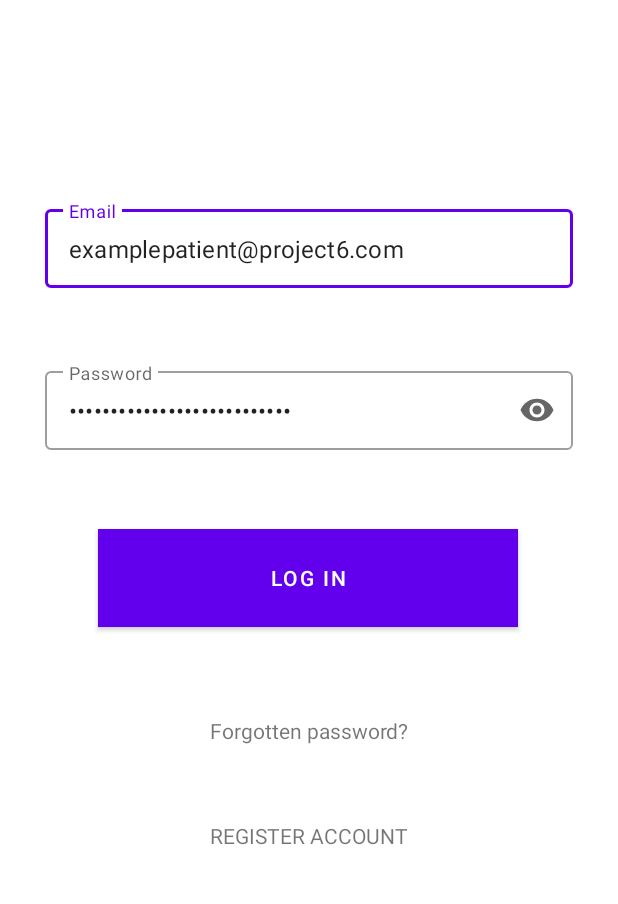
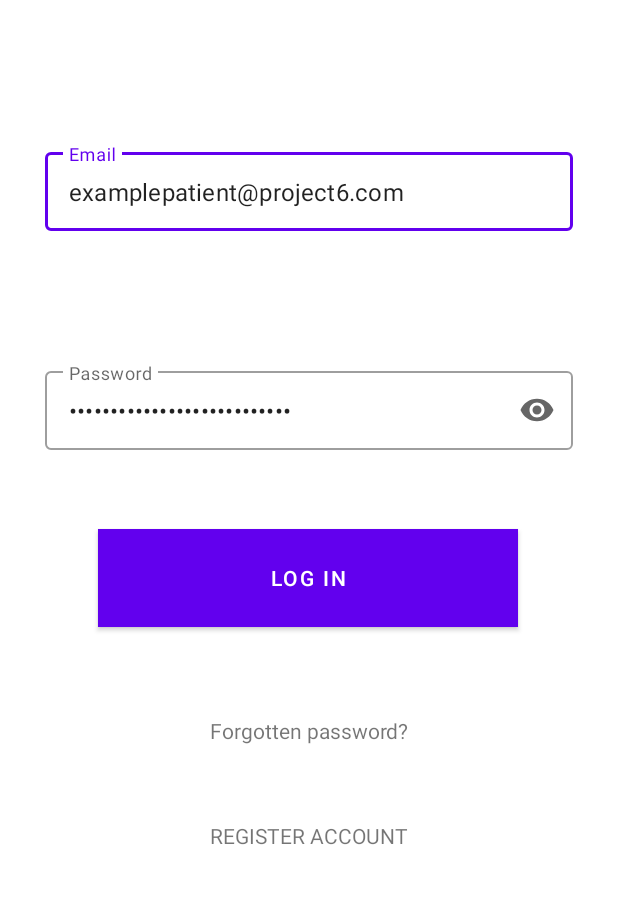
Before and after one commit to yuyangjerry/MobileApp3170, an Android app: the screen it shows after launch (LoginActivity), on a phone screen of 412 x 824 dp, the part 309-1213 px from its top. Run offline under Robolectric (Android 15) with nearby library versions, the phone set to English and light mode, and no system bars; our stand-ins replace Firebase (no records; nobody signed in at launch, a user with empty details on screens opened directly); Roboto replaces fonts that are not available here.

```diff
--- a/app/src/main/res/layout/activity_login.xml
+++ b/app/src/main/res/layout/activity_login.xml
@@ -23,56 +23,56 @@
         app:layout_constraintLeft_toLeftOf="parent"
         app:layout_constraintRight_toRightOf="parent"
         app:layout_constraintTop_toTopOf="parent"
-        app:layout_constraintVertical_bias="0.0" >
+        app:layout_constraintVertical_bias="0.0">
 
     </TextView>
 
     <com.google.android.material.textfield.TextInputLayout
         android:id="@+id/email_input"
+        style="@style/Widget.MaterialComponents.TextInputLayout.OutlinedBox"
         android:layout_width="0dp"
+        android:layout_height="wrap_content"
+        android:layout_marginLeft="30dp"
         android:layout_marginRight="30dp"
-        android:layout_marginLeft="30dp"
-        android:layout_height="wrap_content"
         android:layout_marginBottom="50dp"
-        style="@style/Widget.MaterialComponents.TextInputLayout.OutlinedBox"
-        android:autofillHints=""
         android:hint="Email"
         android:inputType="textEmailAddress"
         app:layout_constraintBottom_toTopOf="@+id/password_edit_text"
         app:layout_constraintHorizontal_bias="0.498"
         app:layout_constraintLeft_toLeftOf="parent"
-        app:layout_constraintRight_toRightOf="parent">
+        app:layout_constraintRight_toRightOf="parent"
+        app:layout_constraintTop_toTopOf="@+id/guideline2">
 
         <com.google.android.material.textfield.TextInputEditText
-            android:paddingVertical="15dp"
             android:layout_width="match_parent"
-            android:layout_height="wrap_content" />
+            android:layout_height="wrap_content"
+            android:paddingVertical="15dp" />
 
     </com.google.android.material.textfield.TextInputLayout>
 
 
     <com.google.android.material.textfield.TextInputLayout
         android:id="@+id/password_edit_text"
+        style="@style/Widget.MaterialComponents.TextInputLayout.OutlinedBox"
         android:layout_width="0dp"
         android:layout_height="wrap_content"
+        android:layout_marginLeft="30dp"
+        android:layout_marginTop="20dp"
+        android:layout_marginRight="30dp"
         android:layout_marginBottom="32dp"
         app:endIconMode="password_toggle"
         app:errorEnabled="true"
-        style="@style/Widget.MaterialComponents.TextInputLayout.OutlinedBox"
-        android:layout_marginRight="30dp"
-        android:layout_marginLeft="30dp"
-        android:layout_marginTop="20dp"
         app:layout_constraintBottom_toTopOf="@+id/sign_in_button"
         app:layout_constraintHorizontal_bias="0.498"
         app:layout_constraintLeft_toLeftOf="parent"
         app:layout_constraintRight_toRightOf="parent">
 
         <com.google.android.material.textfield.TextInputEditText
-            android:paddingVertical="15dp"
             android:layout_width="match_parent"
             android:layout_height="wrap_content"
             android:hint="Password"
-            android:inputType="textPassword" />
+            android:inputType="textPassword"
+            android:paddingVertical="15dp" />
     </com.google.android.material.textfield.TextInputLayout>
 
     <Button
@@ -92,13 +92,13 @@
         android:id="@+id/reset_password_link"
         android:layout_width="wrap_content"
         android:layout_height="wrap_content"
+        android:layout_marginTop="8dp"
         android:text="Forgotten password?"
-        android:layout_marginTop="8dp"
-        app:layout_constraintVertical_weight="0.99"
         app:layout_constraintBottom_toTopOf="@id/register_link"
         app:layout_constraintLeft_toLeftOf="parent"
         app:layout_constraintRight_toRightOf="parent"
-        app:layout_constraintTop_toBottomOf="@id/sign_in_button" />
+        app:layout_constraintTop_toBottomOf="@id/sign_in_button"
+        app:layout_constraintVertical_weight="0.99" />
 
     <TextView
         android:id="@+id/register_link"
@@ -109,4 +109,11 @@
         app:layout_constraintLeft_toLeftOf="parent"
         app:layout_constraintRight_toRightOf="parent"
         app:layout_constraintTop_toBottomOf="@id/reset_password_link" />
+
+    <androidx.constraintlayout.widget.Guideline
+        android:id="@+id/guideline2"
+        android:layout_width="wrap_content"
+        android:layout_height="wrap_content"
+        android:orientation="horizontal"
+        app:layout_constraintGuide_percent="0.27" />
 </androidx.constraintlayout.widget.ConstraintLayout>
```
